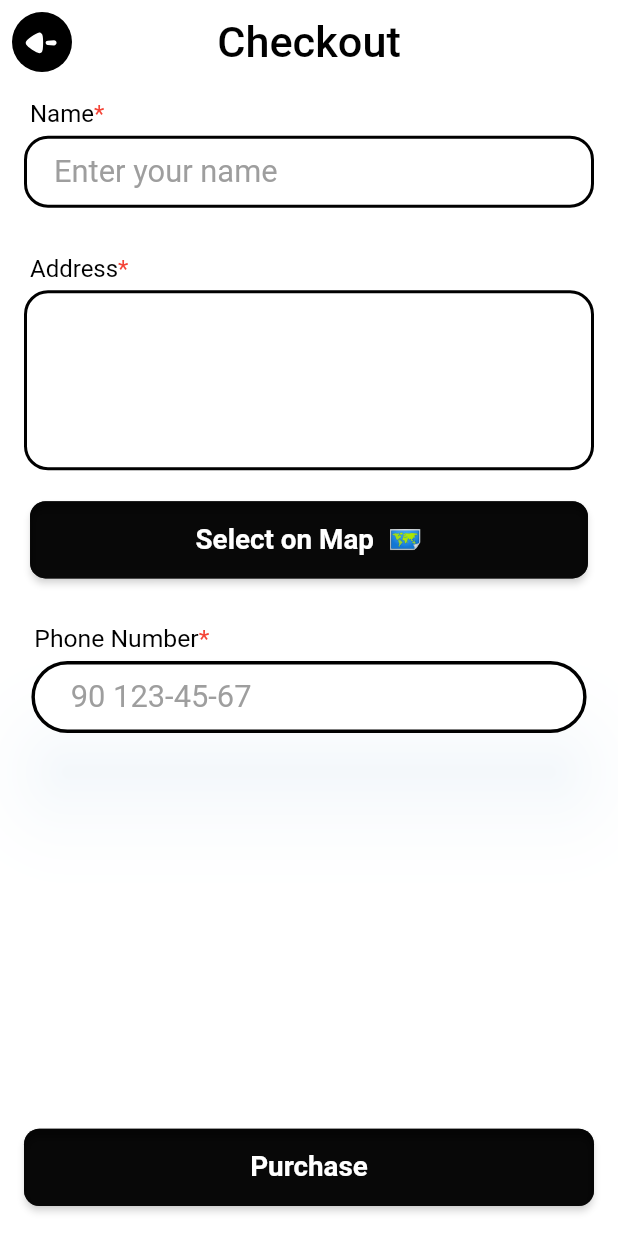
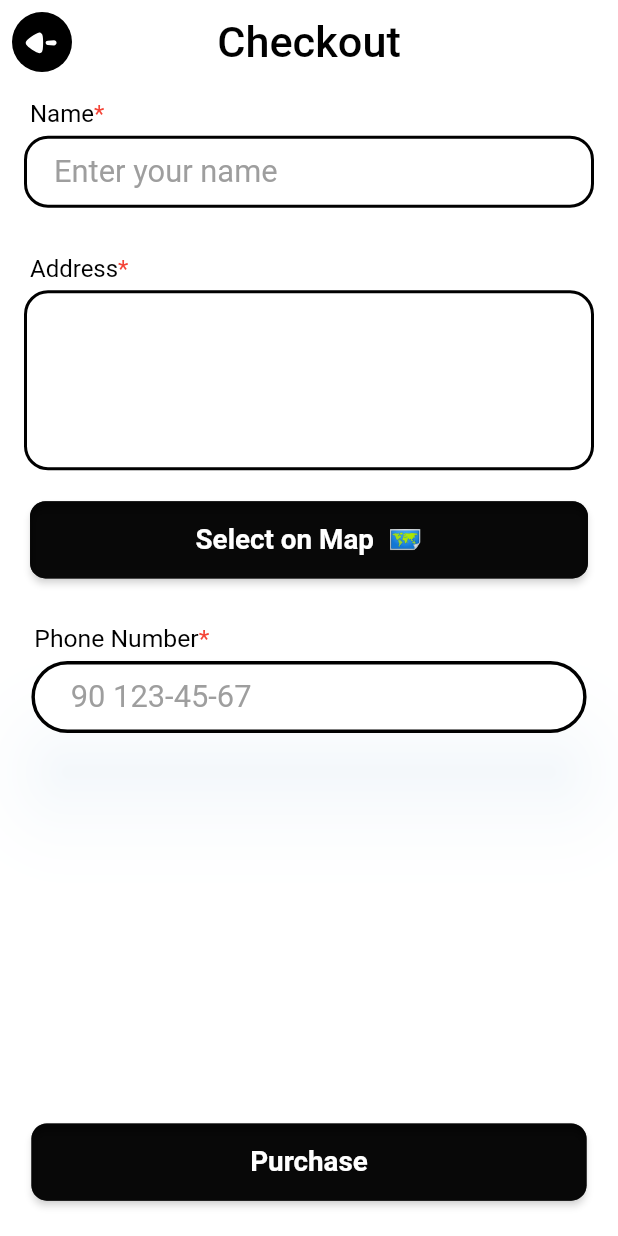
Before and after one commit to Ibrokihimbek/Ishonch-571, a Flutter app: the CheckOutScreen screen opened directly with empty values, on a phone screen of 412 x 824 dp. Run offline on Flutter 3.47's test engine with Material 2 defaults, Android fonts, the light colour scheme and no system bars; drawn by our look-alikes of zoom_tap_animation; our stand-ins replace adaptive_theme, bloc, carousel_slider, connectivity_plus, device_info_plus, dio and 19 more; missing offline and left inert: animated_snack_bar, dart:ffi, map_picker; accounts and stored records are empty; network calls fail.

Commit message:
task done

```diff
--- a/lib/screens/product_detail/sub_screens/check_out/check_out_screen.dart
+++ b/lib/screens/product_detail/sub_screens/check_out/check_out_screen.dart
@@ -130,8 +130,12 @@ class _CheckOutScreenState extends State<CheckOutScreen> {
               }
             },
             child: Padding(
-              padding: const EdgeInsets.only(
-                  left: 16, right: 16, bottom: 20, top: 20),
+              padding: EdgeInsets.only(
+                left: 16.w,
+                right: 16.w,
+                bottom: 20.h,
+                top: 20.h,
+              ).w,
               child: GlobalButton(
                 isActive: true,
                 buttonText: "Purchase",
```
Also changed, not shown: lib/screens/widgets/dialog_widget.dart (+9 -8 lines).
